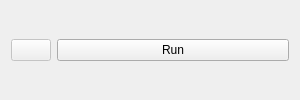
Before: the Qt Designer form App/gui/widgets/actions.ui in hattaarshavin/PikselCat, drawn with Qt 5.
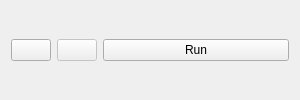
After: the same form once the commit is applied.

Commit message: feat: Add settings button to actions widget; implement close button in loaded item widget with removal signal

What changed in the file:
```diff
--- a/App/gui/widgets/actions.ui
+++ b/App/gui/widgets/actions.ui
@@ -24,7 +24,24 @@
   </property>
   <layout class="QVBoxLayout" name="verticalLayout">   
    <item>
-    <layout class="QHBoxLayout" name="buttonLayout">     <item>
+    <layout class="QHBoxLayout" name="buttonLayout">
+     <item>
+      <widget class="QPushButton" name="settingsButton">
+       <property name="text">
+        <string></string>
+       </property>
+       <property name="toolTip">
+        <string>Settings</string>
+       </property>
+       <property name="maximumSize">
+        <size>
+         <width>40</width>
+         <height>16777215</height>
+        </size>
+       </property>
+      </widget>
+     </item>
+     <item>
       <widget class="QPushButton" name="stopButton">
        <property name="text">
         <string></string>
```
Left out of the diff: 6 changed lines with no effect on the pictures. The commit also changes 6 other files.
